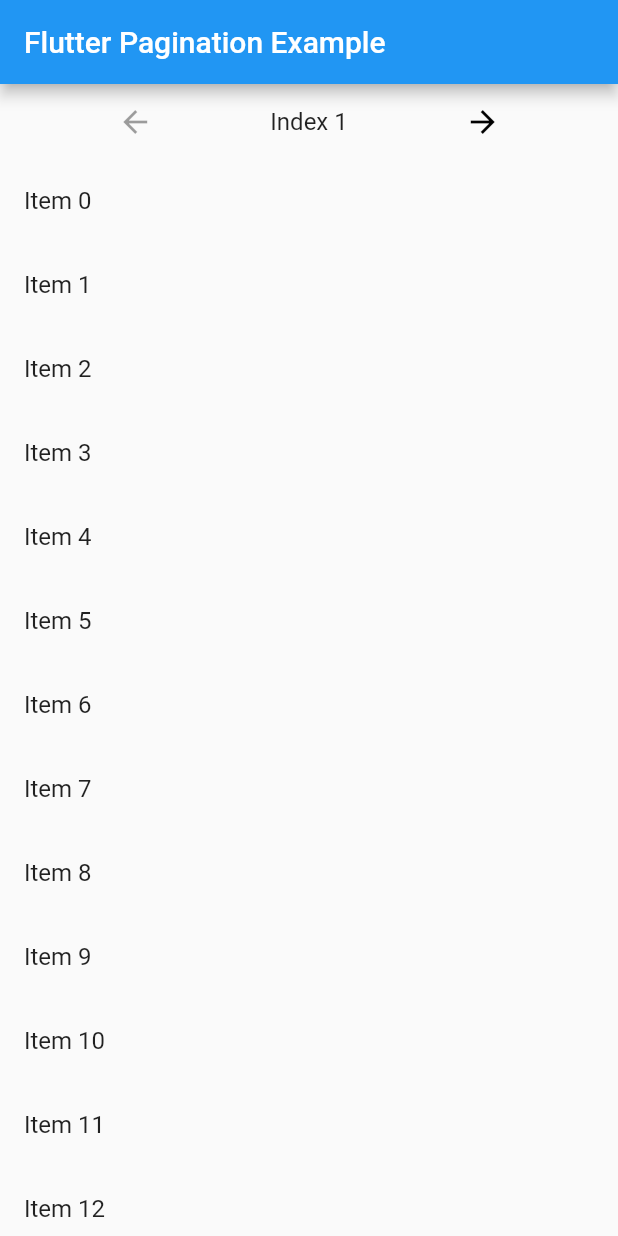
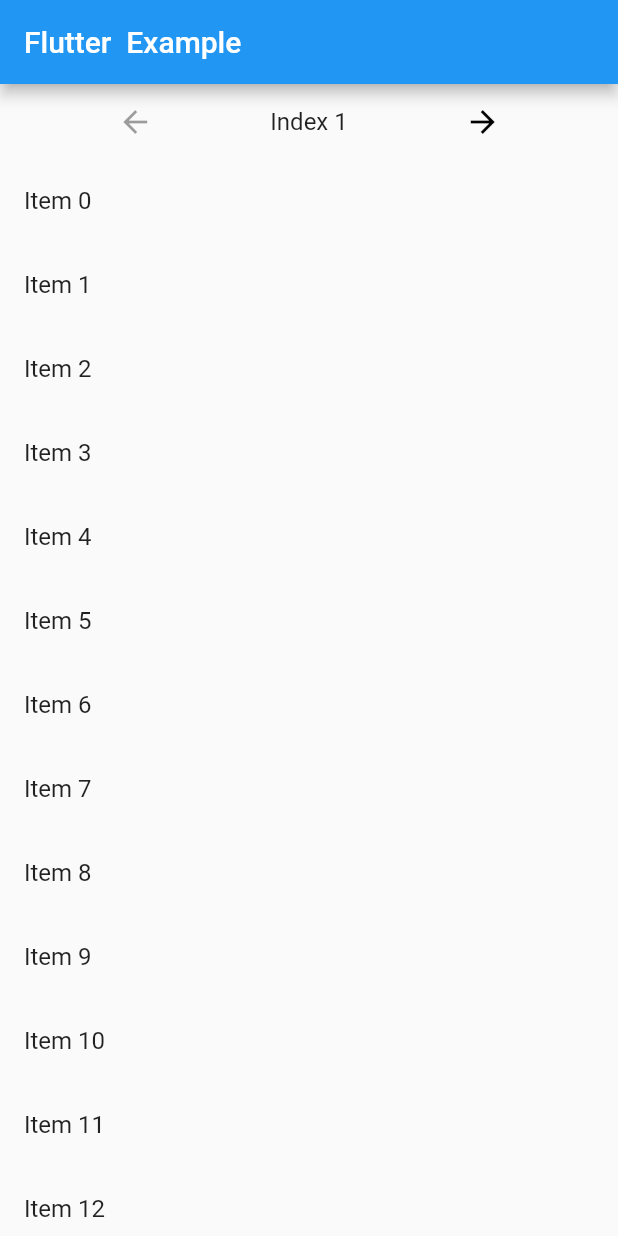
Before and after one commit to sunnyterra/listivew_page_index, a Flutter app: the screen it shows after launch, on a phone screen of 412 x 824 dp. Run offline on Flutter 3.47's test engine with Material 2 defaults, Android fonts, the phone set to English and light mode, and no system bars.

Commit message:
minor changes

```diff
--- a/lib/main.dart
+++ b/lib/main.dart
@@ -32,7 +32,7 @@
   Widget build(BuildContext context) {
     return Scaffold(
       appBar: AppBar(
-        title: const Text('Flutter Pagination Example'),
+        title: const Text('Flutter  Example'),
       ),
       body: Column(
         children: [
```
